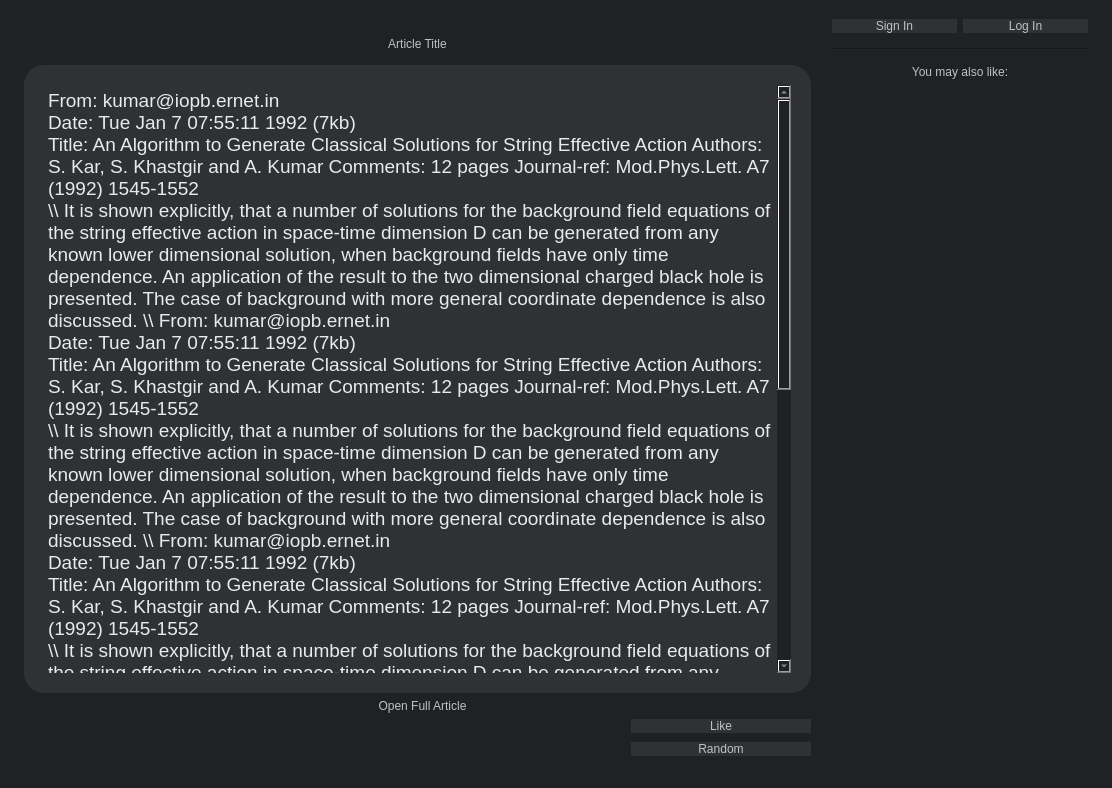
Above: client/src/ui/mainWindow.ui from korotkovandrew/2048MP before the change. Below: the same form after it.
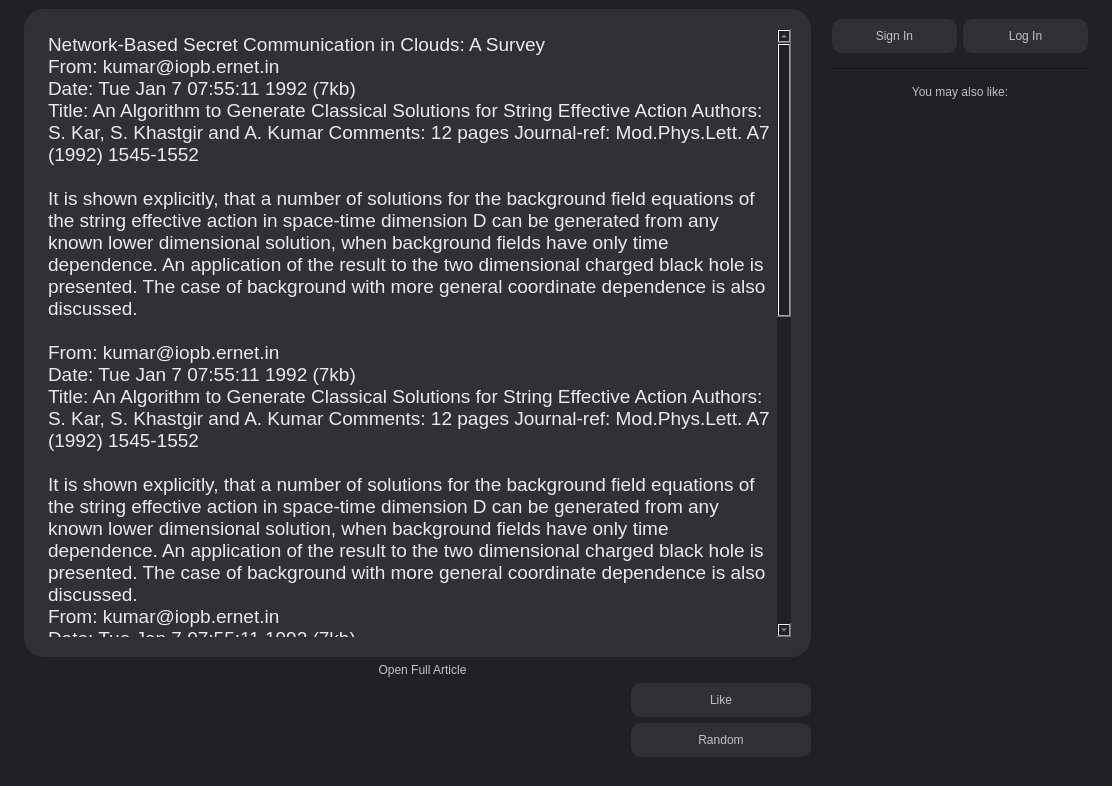
That is the form after the change.

The edit to the form file:
```diff
--- a/client/src/ui/mainWindow.ui
+++ b/client/src/ui/mainWindow.ui
@@ -7,7 +7,7 @@
     <x>0</x>
     <y>0</y>
     <width>1112</width>
-    <height>788</height>
+    <height>786</height>
    </rect>
   </property>
   <property name="sizePolicy">
@@ -47,6 +47,7 @@
     <string notr="true">QPushButton {
 	background-color: #303134;
 	border-radius: 10px;
+	min-height: 34px;
 }
 QPushButton:hover {
 	background-color: #1E1F20;
@@ -76,36 +77,7 @@
     <item>
      <layout class="QHBoxLayout" name="horizontalLayout" stretch="0,0,0">
       <item>
-       <layout class="QVBoxLayout" name="verticalLayout" stretch="0,0,0,0,0">
-        <item>
-         <widget class="QLabel" name="articleTitle">
-          <property name="minimumSize">
-           <size>
-            <width>0</width>
-            <height>50</height>
-           </size>
-          </property>
-          <property name="layoutDirection">
-           <enum>Qt::LeftToRight</enum>
-          </property>
-          <property name="styleSheet">
-           <string notr="true">font: 87 30pt &quot;Roboto Black&quot;;
-padding-top: 20px</string>
-          </property>
-          <property name="frameShape">
-           <enum>QFrame::NoFrame</enum>
-          </property>
-          <property name="text">
-           <string>Article Title</string>
-          </property>
-          <property name="textFormat">
-           <enum>Qt::PlainText</enum>
-          </property>
-          <property name="alignment">
-           <set>Qt::AlignCenter</set>
-          </property>
-         </widget>
-        </item>
+       <layout class="QVBoxLayout" name="verticalLayout" stretch="0,0,0,0">
         <item>
          <widget class="QTextBrowser" name="articleText">
           <property name="sizePolicy">
@@ -140,7 +112,7 @@
 &lt;html&gt;&lt;head&gt;&lt;meta name=&quot;qrichtext&quot; content=&quot;1&quot; /&gt;&lt;style type=&quot;text/css&quot;&gt;
 p, li { white-space: pre-wrap; }
 &lt;/style&gt;&lt;/head&gt;&lt;body style=&quot; font-family:'Roboto'; font-size:14pt; font-weight:400; font-style:normal;&quot;&gt;
-&lt;p style=&quot; margin-top:0px; margin-bottom:0px; margin-left:0px; margin-right:0px; -qt-block-indent:0; text-indent:0px;&quot;&gt;From: kumar@iopb.ernet.in&lt;br /&gt;Date: Tue Jan 7 07:55:11 1992 (7kb)&lt;br /&gt;Title: An Algorithm to Generate Classical Solutions for String Effective Action Authors: S. Kar, S. Khastgir and A. Kumar Comments: 12 pages Journal-ref: Mod.Phys.Lett. A7 (1992) 1545-1552 &lt;br /&gt;\\ It is shown explicitly, that a number of solutions for the background field equations of the string effective action in space-time dimension D can be generated from any known lower dimensional solution, when background fields have only time dependence. An application of the result to the two dimensional charged black hole is presented. The case of background with more general coordinate dependence is also discussed. \\ From: kumar@iopb.ernet.in&lt;br /&gt;Date: Tue Jan 7 07:55:11 1992 (7kb)&lt;br /&gt;Title: An Algorithm to Generate Classical Solutions for String Effective Action Authors: S. Kar, S. Khastgir and A. Kumar Comments: 12 pages Journal-ref: Mod.Phys.Lett. A7 (1992) 1545-1552 &lt;br /&gt;\\ It is shown explicitly, that a number of solutions for the background field equations of the string effective action in space-time dimension D can be generated from any known lower dimensional solution, when background fields have only time dependence. An application of the result to the two dimensional charged black hole is presented. The case of background with more general coordinate dependence is also discussed. \\ From: kumar@iopb.ernet.in&lt;br /&gt;Date: Tue Jan 7 07:55:11 1992 (7kb)&lt;br /&gt;Title: An Algorithm to Generate Classical Solutions for String Effective Action Authors: S. Kar, S. Khastgir and A. Kumar Comments: 12 pages Journal-ref: Mod.Phys.Lett. A7 (1992) 1545-1552 &lt;br /&gt;\\ It is shown explicitly, that a number of solutions for the background field equations of the string effective action in space-time dimension D can be generated from any known lower dimensional solution, when background fields have only time dependence. An application of the result to the two dimensional charged black hole is presented. The case of background with more general coordinate dependence is also discussed. \\ From: kumar@iopb.ernet.in&lt;br /&gt;Date: Tue Jan 7 07:55:11 1992 (7kb)&lt;br /&gt;Title: An Algorithm to Generate Classical Solutions for String Effective Action Authors: S. Kar, S. Khastgir and A. Kumar Comments: 12 pages Journal-ref: Mod.Phys.Lett. A7 (1992) 1545-1552 &lt;br /&gt;\\ It is shown explicitly, that a number of solutions for the background field equations of the string effective action in space-time dimension D can be generated from any known lower dimensional solution, when background fields have only time dependence. An application of the result to the two dimensional charged black hole is presented. The case of background with more general coordinate dependence is also discussed. \\ From: kumar@iopb.ernet.in&lt;br /&gt;Date: Tue Jan 7 07:55:11 1992 (7kb)&lt;br /&gt;Title: An Algorithm to Generate Classical Solutions for String Effective Action Authors: S. Kar, S. Khastgir and A. Kumar Comments: 12 pages Journal-ref: Mod.Phys.Lett. A7 (1992) 1545-1552 &lt;br /&gt;\\ It is shown explicitly, that a number of solutions for the background field equations of the string effective action in space-time dimension D can be generated from any known lower dimensional solution, when background fields have only time dependence. An application of the result to the two dimensional charged black hole is presented. The case of background with more general coordinate dependence is also discussed. \\&lt;/p&gt;&lt;/body&gt;&lt;/html&gt;</string>
+&lt;p style=&quot; margin-top:0px; margin-bottom:0px; margin-left:0px; margin-right:0px; -qt-block-indent:0; text-indent:0px;&quot;&gt;Network-Based Secret Communication in Clouds: A Survey&lt;br /&gt;From: kumar@iopb.ernet.in&lt;br /&gt;Date: Tue Jan 7 07:55:11 1992 (7kb)&lt;br /&gt;Title: An Algorithm to Generate Classical Solutions for String Effective Action Authors: S. Kar, S. Khastgir and A. Kumar Comments: 12 pages Journal-ref: Mod.Phys.Lett. A7 (1992) 1545-1552 &lt;br /&gt;&lt;br /&gt;It is shown explicitly, that a number of solutions for the background field equations of the string effective action in space-time dimension D can be generated from any known lower dimensional solution, when background fields have only time dependence. An application of the result to the two dimensional charged black hole is presented. The case of background with more general coordinate dependence is also discussed. &lt;br /&gt;&lt;br /&gt;From: kumar@iopb.ernet.in&lt;br /&gt;Date: Tue Jan 7 07:55:11 1992 (7kb)&lt;br /&gt;Title: An Algorithm to Generate Classical Solutions for String Effective Action Authors: S. Kar, S. Khastgir and A. Kumar Comments: 12 pages Journal-ref: Mod.Phys.Lett. A7 (1992) 1545-1552 &lt;br /&gt;&lt;br /&gt;It is shown explicitly, that a number of solutions for the background field equations of the string effective action in space-time dimension D can be generated from any known lower dimensional solution, when background fields have only time dependence. An application of the result to the two dimensional charged black hole is presented. The case of background with more general coordinate dependence is also discussed. &lt;br /&gt;From: kumar@iopb.ernet.in&lt;br /&gt;Date: Tue Jan 7 07:55:11 1992 (7kb)&lt;br /&gt;Title: An Algorithm to Generate Classical Solutions for String Effective Action Authors: S. Kar, S. Khastgir and A. Kumar Comments: 12 pages Journal-ref: Mod.Phys.Lett. A7 (1992) 1545-1552 &lt;br /&gt;&lt;br /&gt;It is shown explicitly, that a number of solutions for the background field equations of the string effective action in space-time dimension D can be generated from any known lower dimensional solution, when background fields have only time dependence. An application of the result to the two dimensional charged black hole is presented. The case of background with more general coordinate dependence is also discussed. \\ From: kumar@iopb.ernet.in&lt;br /&gt;Date: Tue Jan 7 07:55:11 1992 (7kb)&lt;br /&gt;Title: An Algorithm to Generate Classical Solutions for String Effective Action Authors: S. Kar, S. Khastgir and A. Kumar Comments: 12 pages Journal-ref: Mod.Phys.Lett. A7 (1992) 1545-1552 &lt;br /&gt;\\ It is shown explicitly, that a number of solutions for the background field equations of the string effective action in space-time dimension D can be generated from any known lower dimensional solution, when background fields have only time dependence. An application of the result to the two dimensional charged black hole is presented. The case of background with more general coordinate dependence is also discussed. \\ From: kumar@iopb.ernet.in&lt;br /&gt;Date: Tue Jan 7 07:55:11 1992 (7kb)&lt;br /&gt;Title: An Algorithm to Generate Classical Solutions for String Effective Action Authors: S. Kar, S. Khastgir and A. Kumar Comments: 12 pages Journal-ref: Mod.Phys.Lett. A7 (1992) 1545-1552 &lt;br /&gt;\\ It is shown explicitly, that a number of solutions for the background field equations of the string effective action in space-time dimension D can be generated from any known lower dimensional solution, when background fields have only time dependence. An application of the result to the two dimensional charged black hole is presented. The case of background with more general coordinate dependence is also discussed. \\&lt;/p&gt;&lt;/body&gt;&lt;/html&gt;</string>
           </property>
           <property name="acceptRichText">
            <bool>false</bool>
@@ -187,7 +159,7 @@
             <property name="minimumSize">
              <size>
               <width>180</width>
-              <height>0</height>
+              <height>34</height>
              </size>
             </property>
             <property name="text">
@@ -272,6 +244,9 @@
         </item>
         <item row="3" column="0" colspan="2">
          <widget class="QLabel" name="recommendationsLabel">
+          <property name="enabled">
+           <bool>true</bool>
+          </property>
           <property name="styleSheet">
            <string notr="true"/>
           </property>
```
